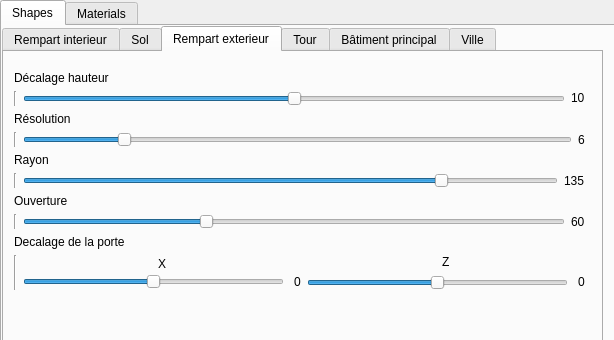
Qt form Castle_form.ui (Ghostmoonk/maya-python-castle) before a commit; both pictures show x 0 to 614 and y 0 to 340 of the 614 by 573 pixel window.
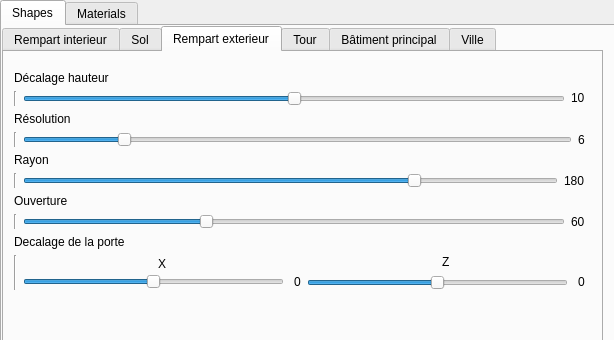
The same form after that commit. The open tabs and pages were chosen to show the change. Icons and pictures are not drawn.

```diff
--- a/Castle_form.ui
+++ b/Castle_form.ui
@@ -737,10 +737,10 @@
                 <number>10</number>
                </property>
                <property name="maximum">
-                <number>200</number>
+                <number>240</number>
                </property>
                <property name="value">
-                <number>160</number>
+                <number>180</number>
                </property>
                <property name="orientation">
                 <enum>Qt::Horizontal</enum>
@@ -750,7 +750,7 @@
              <item>
               <widget class="QLabel" name="re_rayonText">
                <property name="text">
-                <string>135</string>
+                <string>180</string>
                </property>
               </widget>
              </item>
```
Left out of the diff: 2 changed lines with no effect on the pictures.
